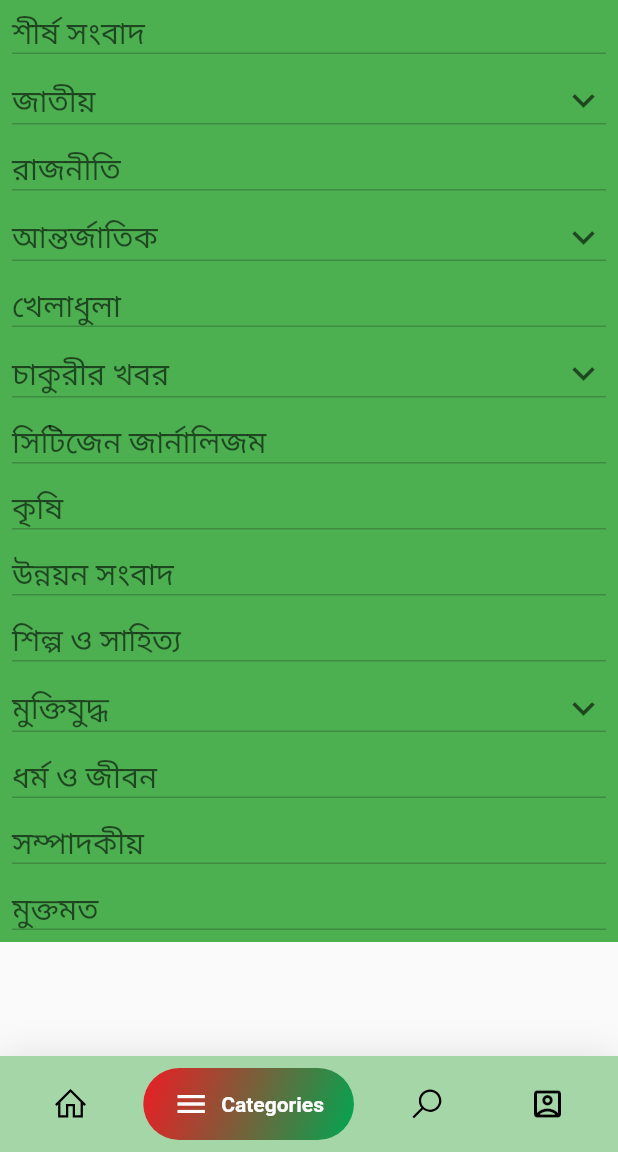
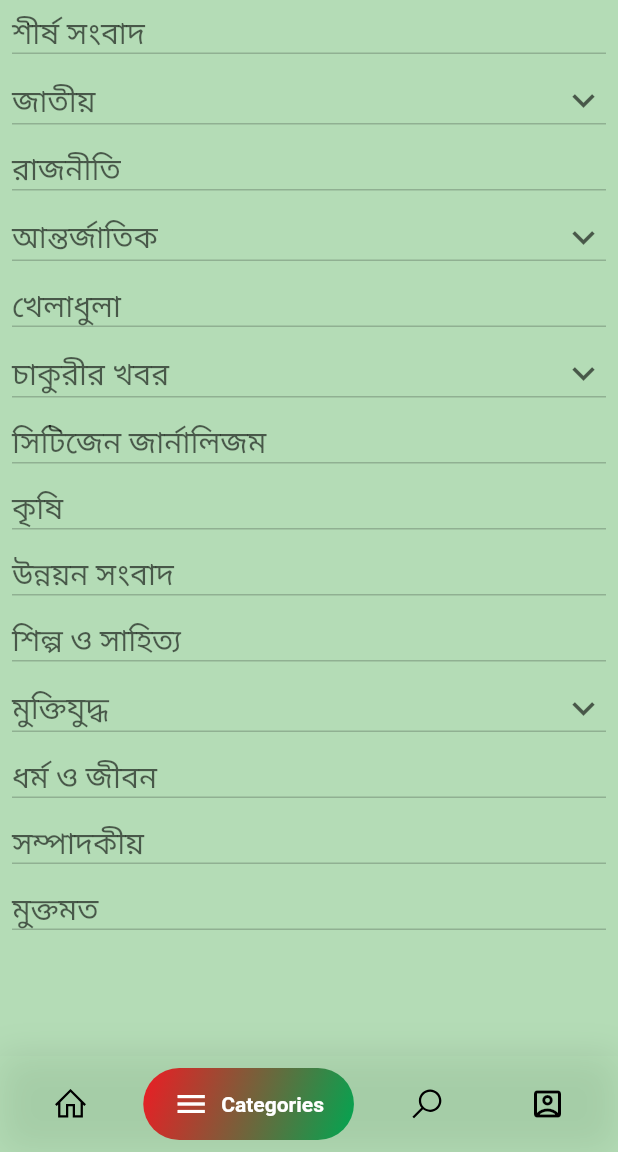
Before and after one commit to mahbubcrx12/amader-kagoj, a Flutter app: the screen it shows after launch, item 2 of the bottom bar chosen, on a phone screen of 412 x 824 dp, the part 84-1236 px from its top. Run offline on Flutter 3.47's test engine with Material 2 defaults, Android fonts, the light colour scheme and no system bars; drawn by our look-alikes of google_nav_bar; our stand-ins replace line_icons.

```diff
--- a/lib/view/bottom_nav.dart
+++ b/lib/view/bottom_nav.dart
@@ -31,9 +31,6 @@ class _BottomNavBarState extends State<BottomNavBar> {
     var size = MediaQuery.of(context).size;
     return SafeArea(
         child: Scaffold(
-          // drawer: Drawer(child: Container()),
-          // key: _drawerKey,
-         // drawer: Drawer(),
           appBar: AppBar(
             elevation: 0,
             title: Image.asset(
@@ -46,11 +43,12 @@ class _BottomNavBarState extends State<BottomNavBar> {
             backgroundColor: Colors.green.withOpacity(.4),
           ),
           body: Center(
+
             child: _widgetOptions.elementAt(_selectedIndex),
           ),
           bottomNavigationBar: Container(
             decoration: BoxDecoration(
-              color: Colors.green.shade200,
+              color: Colors.green.withOpacity(.4),
               boxShadow: [
                 BoxShadow(
                   blurRadius: 20,
--- a/lib/view/categories.dart
+++ b/lib/view/categories.dart
@@ -10,11 +10,12 @@ class Categories extends StatefulWidget {
 class _CategoriesState extends State<Categories> {
   @override
   Widget build(BuildContext context) {
-    //var size = MediaQuery.of(context).size;
+    var size = MediaQuery.of(context).size;
     return Scaffold(
         body: Container(
+          height: size.height ,
           decoration: BoxDecoration(
-            color: Colors.green
+            color: Colors.green.withOpacity(.4),
           ),
           child: SingleChildScrollView(
             child: Column(
--- a/lib/view/search.dart
+++ b/lib/view/search.dart
@@ -13,7 +13,10 @@ class _SearchNewsState extends State<SearchNews> {
   @override
   Widget build(BuildContext context) {
     return Scaffold(
+      backgroundColor:Colors.green.withOpacity(.4),
       body: Container(
+       // height: MediaQuery.of(context).size.height,
+        color: Colors.green.withOpacity(.4),
         child: Padding(
           padding: const EdgeInsets.all(8.0),
           child: Card(
```
